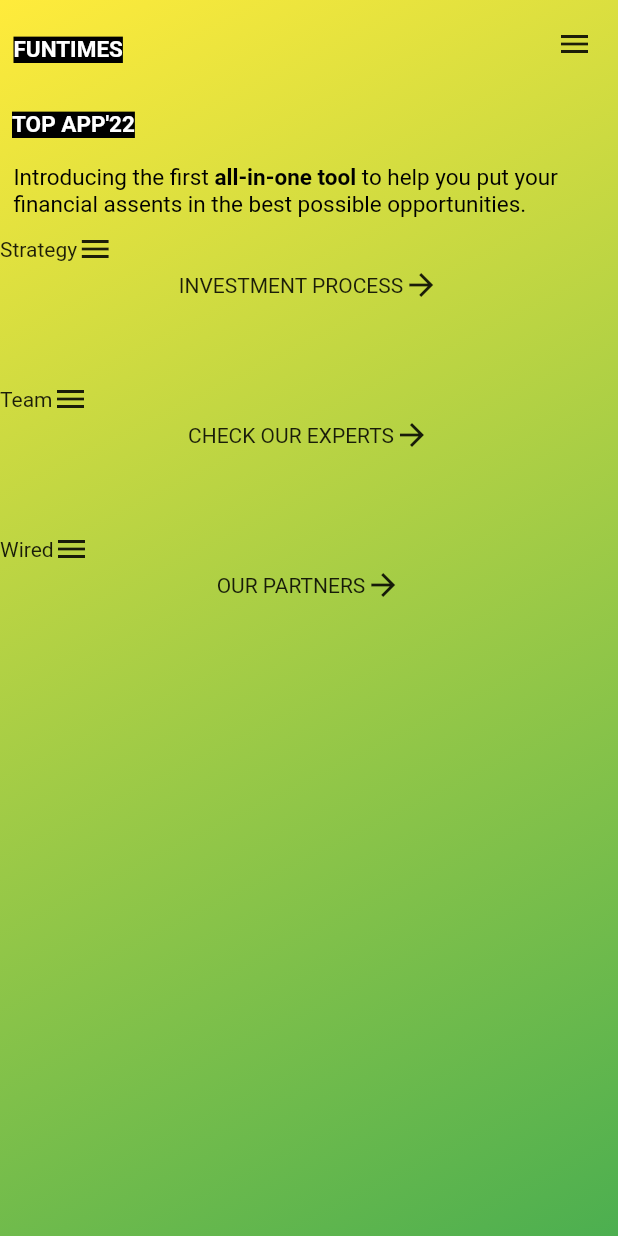
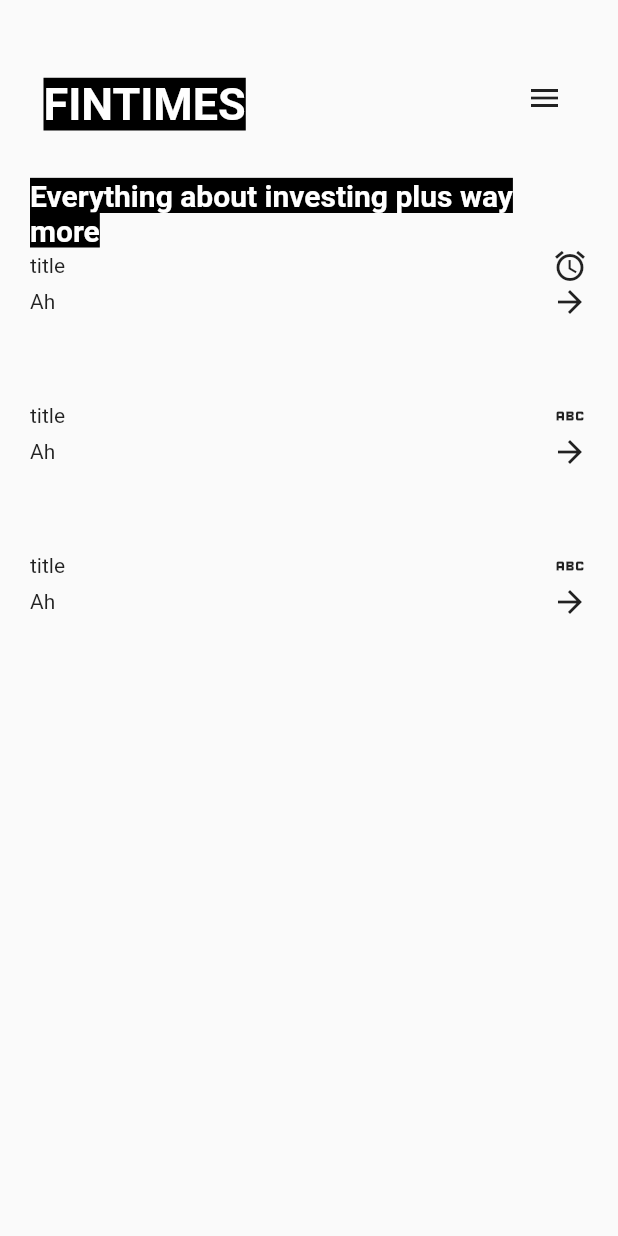
Before and after one commit to DiggsPapu/LevelUpProyects, a Flutter app: the screen it shows after launch, after a tap on the "menu" icon, on a phone screen of 412 x 824 dp. Run offline on Flutter 3.47's test engine with Material 2 defaults, Android fonts, the phone set to English and light mode, and no system bars.

Commit message:
Redone the framework

```diff
--- /dev/null
+++ b/Proyect1/proyect1/lib/Structure/Structures.dart
@@ -0,0 +1,42 @@
+import 'package:flutter/material.dart';
+import 'package:proyect1/components/Text.dart';
+
+// ignore: camel_case_types
+class titleSection extends StatelessWidget{
+  const titleSection({super.key});
+
+  @override
+  Widget build(BuildContext context) {
+    return Center(
+      heightFactor: 1.5,
+      child: Row(
+              mainAxisAlignment: MainAxisAlignment.spaceBetween,
+              children: [
+                Padding(
+              padding: const EdgeInsets.all(9.0),
+              child: ClassicText(content: "FINTIMES", textSize: 30),
+              ),
+            Padding(
+                    padding: const EdgeInsets.all(9.0),
+                    child:IconButton(
+                    alignment: Alignment.topRight,
+                    icon: const Icon(Icons.menu),//It is a constant icon
+                    onPressed: (){},)//Doesn't do anything while pressing
+                    ),
+              ],
+            ),
+    );
+  }
+}
+// ignore: camel_case_types
+class motivationalSection extends StatelessWidget{
+  const motivationalSection({super.key});
+
+  @override
+  Widget build(BuildContext context) {
+    return Center(
+      child:
+      ClassicText(content: "Everything about investing plus way more ", textSize: 20)
+    );
+  }
+}
--- a/Proyect1/proyect1/lib/components/cards.dart
+++ b/Proyect1/proyect1/lib/components/cards.dart
@@ -2,14 +2,15 @@ import 'package:flutter/material.dart';
 
 // ignore: must_be_immutable
 class OutlinedCardExample extends StatelessWidget {
-  String title = ""; String content = "";
+
+    String title = ""; String content = "";
+    Icon icon =  const Icon(Icons.arrow_forward);
   OutlinedCardExample( {
     required this.title,
     required this.content,
-    Key? key,
+    Key? key, required this.icon,
     }):
     super(key: key);
-
   @override
   Widget build(BuildContext context) {
     return SizedBox(
@@ -17,16 +18,17 @@ class OutlinedCardExample extends StatelessWidget {
         height: 100,
         child: Column(children: [
           Row(crossAxisAlignment: CrossAxisAlignment.center,
+          mainAxisAlignment: MainAxisAlignment.spaceBetween,
           children: [
           Text(title),
-          const Icon(Icons.menu),//It is a constant icon
+          icon,//It is a constant icon
 
         ],),
         Row(crossAxisAlignment: CrossAxisAlignment.center,
-        mainAxisAlignment: MainAxisAlignment.center,
+        mainAxisAlignment: MainAxisAlignment.spaceBetween,
           children: [
           Text(content),
-          const Icon(Icons.arrow_forward)
+          const Icon(Icons.arrow_forward),
         ],),
         ],)
       );
--- /dev/null
+++ b/Proyect1/proyect1/lib/components/constraintCards.dart
@@ -0,0 +1 @@
+import 'package:flutter/material.dart';
--- a/Proyect1/proyect1/lib/main.dart
+++ b/Proyect1/proyect1/lib/main.dart
@@ -1,6 +1,6 @@
 import 'package:flutter/material.dart';
+import 'package:proyect1/Structure/Structures.dart';
 import 'package:proyect1/components/Text.dart';
-
 import 'components/cards.dart';
 void main() {
   runApp(const MyApp());
@@ -26,7 +26,7 @@ class MyApp extends StatelessWidget {
         // is not restarted.
         primarySwatch: Colors.blue,
       ),
-      home: const MyHomePage(title: 'Funtimes'),
+      home: const app(),
     );
   }
 }
@@ -44,11 +44,35 @@ class MyHomePage extends StatefulWidget {
   // always marked "final".
 
   final String title;
-
   @override
   State<MyHomePage> createState() => _MyHomePageState();
 }
+class app extends StatelessWidget{
+  const app ({super.key});
 
+  @override
+  Widget build(BuildContext context) {
+    return MaterialApp(
+      title: "Proyect 1",
+
+      home: Scaffold(
+
+          // ignore: prefer_const_literals_to_create_immutables
+          body: ListView(
+            padding: const EdgeInsets.only(top: 20.0, bottom: 50.0, left: 20.0, right: 20.0),
+            children: [
+              const titleSection().build(context),
+              const motivationalSection(),
+              OutlinedCardExample(title: "title", content: "Ah",icon: const Icon(Icons.access_alarm_outlined)),
+              OutlinedCardExample(title: "title", content: "Ah",icon: Icon(Icons.abc_outlined)),
+              OutlinedCardExample(title: "title", content: "Ah",icon: Icon(Icons.abc_outlined))
+          ],
+          ),
+      ),
+    );
+  }
+
+}
 class _MyHomePageState extends State<MyHomePage> {
   @override
   Widget build(BuildContext context) {
@@ -84,7 +108,7 @@ class _MyHomePageState extends State<MyHomePage> {
                 ),
                 Expanded(//It is not set constant
                   child: Padding(
-                    padding: EdgeInsets.all(9.0),
+                    padding: const EdgeInsets.all(9.0),
                     child:IconButton(
                     alignment: Alignment.topRight,//The alignment
                     icon: const Icon(Icons.menu),//It is a constant icon
@@ -115,9 +139,9 @@ class _MyHomePageState extends State<MyHomePage> {
           Column(
             mainAxisAlignment: MainAxisAlignment.spaceEvenly,
             children: <Widget>[
-              OutlinedCardExample(title: "Strategy", content: "INVESTMENT PROCESS"),
-              OutlinedCardExample(title: "Team", content: "CHECK OUR EXPERTS"),
-              OutlinedCardExample(title: "Wired", content: "OUR PARTNERS")
+              OutlinedCardExample(title: "Strategy", content: "INVESTMENT PROCESS",icon: Icon(Icons.abc_outlined)),
+              OutlinedCardExample(title: "Team", content: "CHECK OUR EXPERTS",icon: Icon(Icons.abc_outlined)),
+              OutlinedCardExample(title: "Wired", content: "OUR PARTNERS",icon: Icon(Icons.abc_outlined))
             ],
           )
             ]
```
Also changed, not shown: 1 other file.
